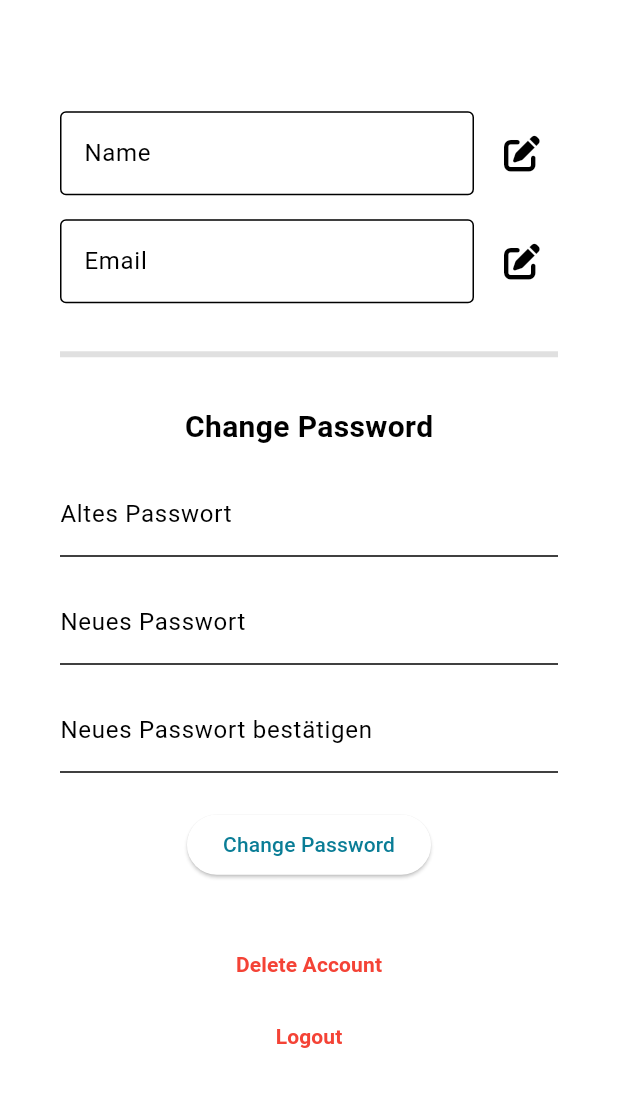
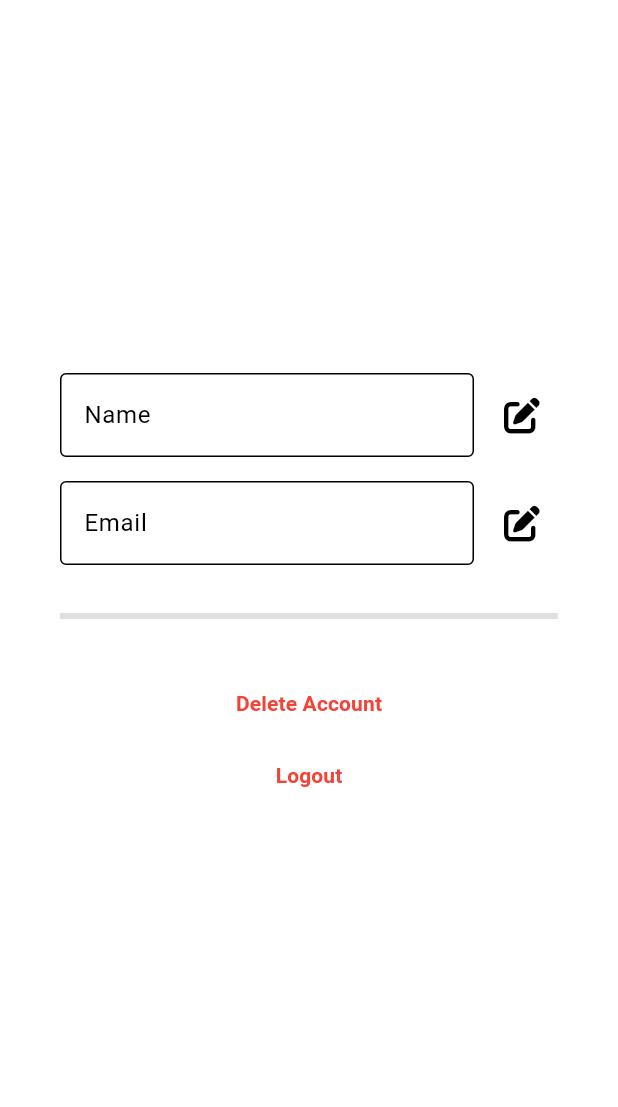
Before and after one commit to kirilft/Weinkeller, a Flutter app: the AccountPage screen opened by its route, after a tap on "OK", on a phone screen of 412 x 824 dp, the part 68-1175 px from its top. Run offline on Flutter 3.47's test engine with Material 3 defaults, Android fonts, the phone set to English and light mode, and no system bars; our stand-ins replace flutter_secure_storage, flutter_svg, font_awesome_flutter, shared_preferences, sqflite; missing offline and left inert: qr_code_scanner; accounts and stored records are empty; generated files the repository leaves out were written again; Roboto replaces fonts that are missing (SF Pro).

Commit message:
some stuff

```diff
--- a/lib/pages/account.dart
+++ b/lib/pages/account.dart
@@ -50,12 +50,6 @@ class _AccountPageState extends State<AccountPage> {
   bool _isEditingName = false;
   bool _isEditingEmail = false;
 
-  // Controllers for password change fields.
-  final TextEditingController _oldPasswordController = TextEditingController();
-  final TextEditingController _newPasswordController = TextEditingController();
-  final TextEditingController _confirmNewPasswordController =
-      TextEditingController();
-
   @override
   void initState() {
     super.initState();
@@ -93,9 +87,6 @@ class _AccountPageState extends State<AccountPage> {
   void dispose() {
     _nameController.dispose();
     _emailController.dispose();
-    _oldPasswordController.dispose();
-    _newPasswordController.dispose();
-    _confirmNewPasswordController.dispose();
     super.dispose();
   }
 
@@ -105,43 +96,6 @@ class _AccountPageState extends State<AccountPage> {
     await Future.delayed(const Duration(seconds: 1));
     ScaffoldMessenger.of(context)
         .showSnackBar(SnackBar(content: Text("$field updated successfully")));
-  }
-
-  /// Handle password change action.
-  Future<void> _handleChangePassword() async {
-    final oldPass = _oldPasswordController.text;
-    final newPass = _newPasswordController.text;
-    final confirmPass = _confirmNewPasswordController.text;
-
-    // Client-side validation.
-    if (oldPass.isEmpty || newPass.isEmpty || confirmPass.isEmpty) {
-      _showErrorDialog(
-          "Validation Error", "Please fill all password fields. :3");
-      return;
-    }
-    if (newPass != confirmPass) {
-      _showErrorDialog("Validation Error", "New passwords do not match. :3");
-      return;
-    }
-
-    final authService = Provider.of<AuthService>(context, listen: false);
-    final apiService = Provider.of<ApiService>(context, listen: false);
-    try {
-      // Actual password change request.
-      await apiService.changePassword(
-        token: authService.authToken!,
-        oldPassword: oldPass,
-        newPassword: newPass,
-      );
-      ScaffoldMessenger.of(context).showSnackBar(
-          const SnackBar(content: Text("Password changed successfully")));
-      // Clear password fields upon success.
-      _oldPasswordController.clear();
-      _newPasswordController.clear();
-      _confirmNewPasswordController.clear();
-    } catch (e) {
-      _showErrorDialog("Password Change Error", e.toString());
-    }
   }
 
   /// Handle logout action with confirmation.
@@ -292,37 +246,6 @@ class _AccountPageState extends State<AccountPage> {
                 color: Colors.grey[300],
               ),
               const SizedBox(height: 32),
-              // === Password Change Section ===
-              Text(
-                "Change Password",
-                style:
-                    const TextStyle(fontSize: 20, fontWeight: FontWeight.bold),
-              ),
-              const SizedBox(height: 16),
-              TextField(
-                controller: _oldPasswordController,
-                decoration: const InputDecoration(labelText: "Altes Passwort"),
-                obscureText: true,
-              ),
-              const SizedBox(height: 16),
-              TextField(
-                controller: _newPasswordController,
-                decoration: const InputDecoration(labelText: "Neues Passwort"),
-                obscureText: true,
-              ),
-              const SizedBox(height: 16),
-              TextField(
-                controller: _confirmNewPasswordController,
-                decoration: const InputDecoration(
-                    labelText: "Neues Passwort bestätigen"),
-                obscureText: true,
-              ),
-              const SizedBox(height: 24),
-              ElevatedButton(
-                onPressed: _handleChangePassword,
-                child: const Text("Change Password"),
-              ),
-              const SizedBox(height: 32),
               // === Logout and Delete Account Links ===
               TextButton(
                 onPressed: _handleDeleteAccount,
--- a/pubspec.yaml
+++ b/pubspec.yaml
@@ -22,6 +22,7 @@ dependencies:
   sqflite: ^2.0.2+1
   url_launcher: ^6.1.7
   flutter_svg: ^2.0.4
+  cupertino_icons: ^1.0.2
 
 dev_dependencies:
   intl_utils: ^2.5.0
```
Also changed, not shown: lib/pages/home_screen.dart (+17 -19 lines), lib/services/api_service.dart (+0 -42 lines), pubspec.lock.
